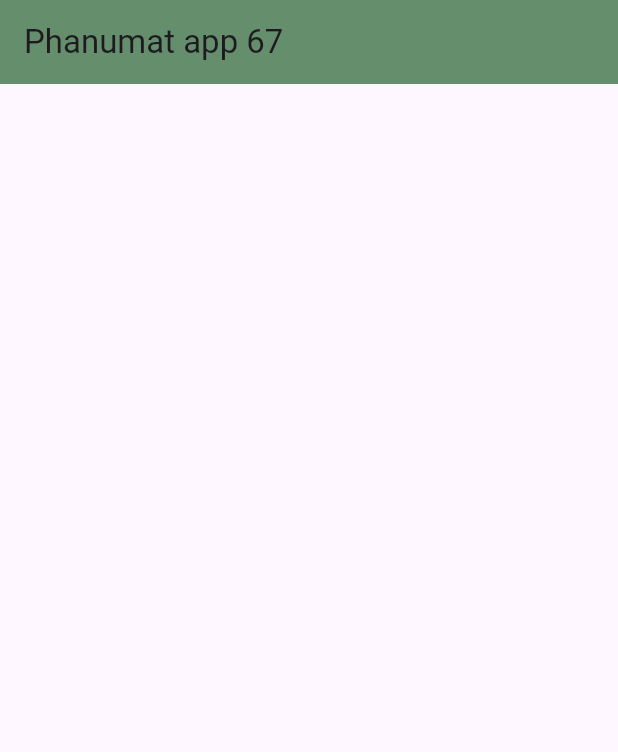
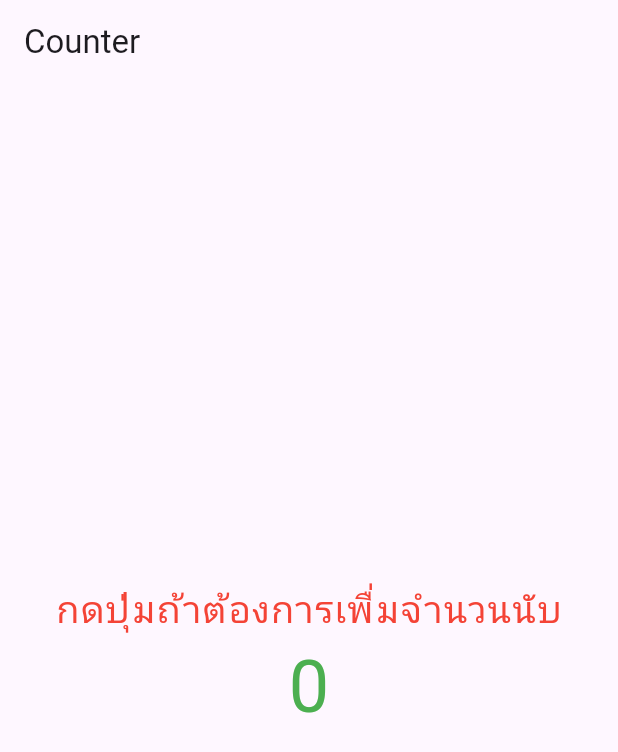
Before and after one commit to USer99pro/flutter, a Flutter app: the screen it shows after launch, on a phone screen of 412 x 824 dp. Shown: the top 752 px of the screen. Run offline on Flutter 3.47's test engine with Material 3 defaults, Android fonts, the phone set to English and light mode, and no system bars.

Commit message:
update 4/5/2567

```diff
--- a/lib/main.dart
+++ b/lib/main.dart
@@ -14,16 +14,73 @@ import 'package:flutter/material.dart';
 //   runApp(app);
 // }
 
-void main() {
-  runApp(MaterialApp(
-    debugShowCheckedModeBanner: false,
-    title: "Phanumat",
-    home: Scaffold(
-        appBar: AppBar(
-           title: Text("Phanumat app 67"),
-           backgroundColor: Color.fromARGB(189, 48, 105, 58),
+// void main() {
+//   runApp(MaterialApp(
+//     debugShowCheckedModeBanner: false,
+//     title: "Phanumat",
+//     home: Scaffold(
+//         appBar: AppBar(
+//            title:const Text("Phanumat app 67"),
+//            backgroundColor: Color.fromARGB(189, 48, 105, 58),
+//       ),
+//     ),
+//    ),
+//   );
+// }
+void main(){
+  runApp(MyApp());
+}
+
+class MyApp  extends StatelessWidget {
+  const MyApp ({super.key});
+
+  @override
+  Widget build(BuildContext context) {
+    return MaterialApp(
+      debugShowCheckedModeBanner: false,
+      title: ' App 67' ,
+      theme: ThemeData(primarySwatch: Colors.blueGrey),
+      home: CountArea(),
+    );
+  }
+}
+
+class CountArea extends StatefulWidget {
+  const CountArea({super.key});
+
+  @override
+  State<CountArea> createState() => _CountAreaState();
+}
+
+class _CountAreaState extends State<CountArea> {
+  @override
+  Widget build(BuildContext context) {
+    return Scaffold(
+      appBar: AppBar(
+        title: Text('Counter'),
+
       ),
-    ),
-   ),
-  );
+
+      body:const Center(
+        child: Column(
+          mainAxisAlignment: MainAxisAlignment.center,
+          children: [
+            Text('กดปุ่มถ้าต้องการเพื่มจำนวนนับ',
+            style: TextStyle(
+              fontSize:25,
+              color: Colors.red,
+              letterSpacing: 0.75 //กำหนดความห่างระหว่างตัวอักษร
+
+            ),),
+            Text('0' ,
+            style: TextStyle(
+              fontSize: 48,
+              color: Colors.green),)
+          ],
+        ),
+      ),
+
+
+    );
+  }
 }
```
